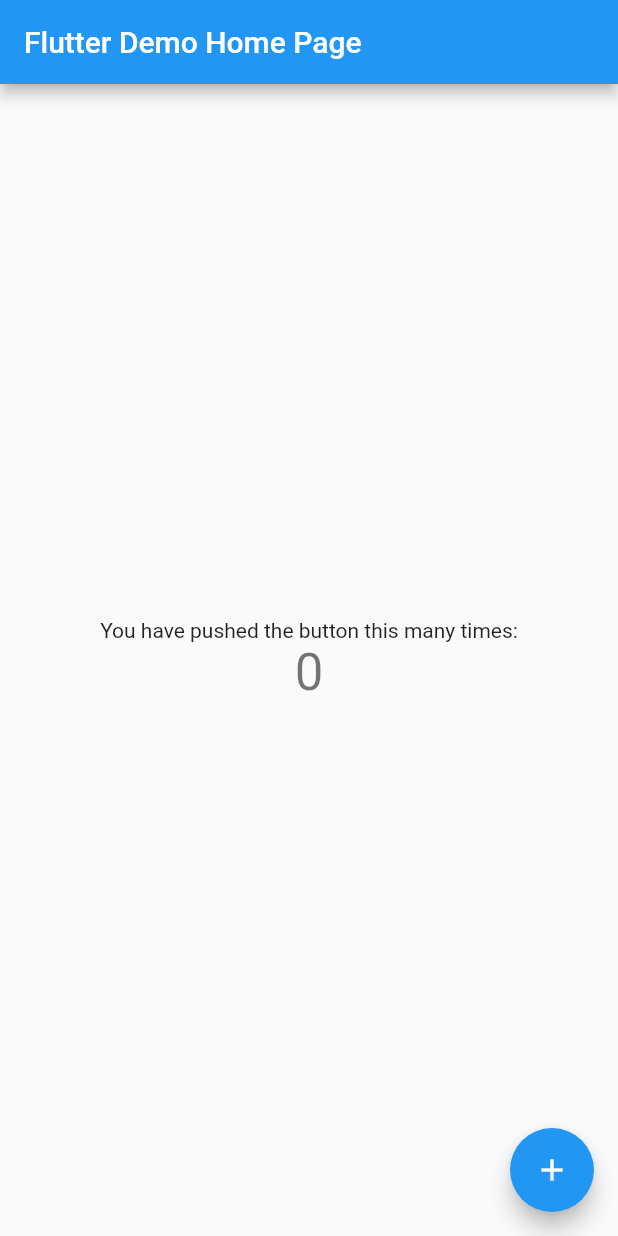
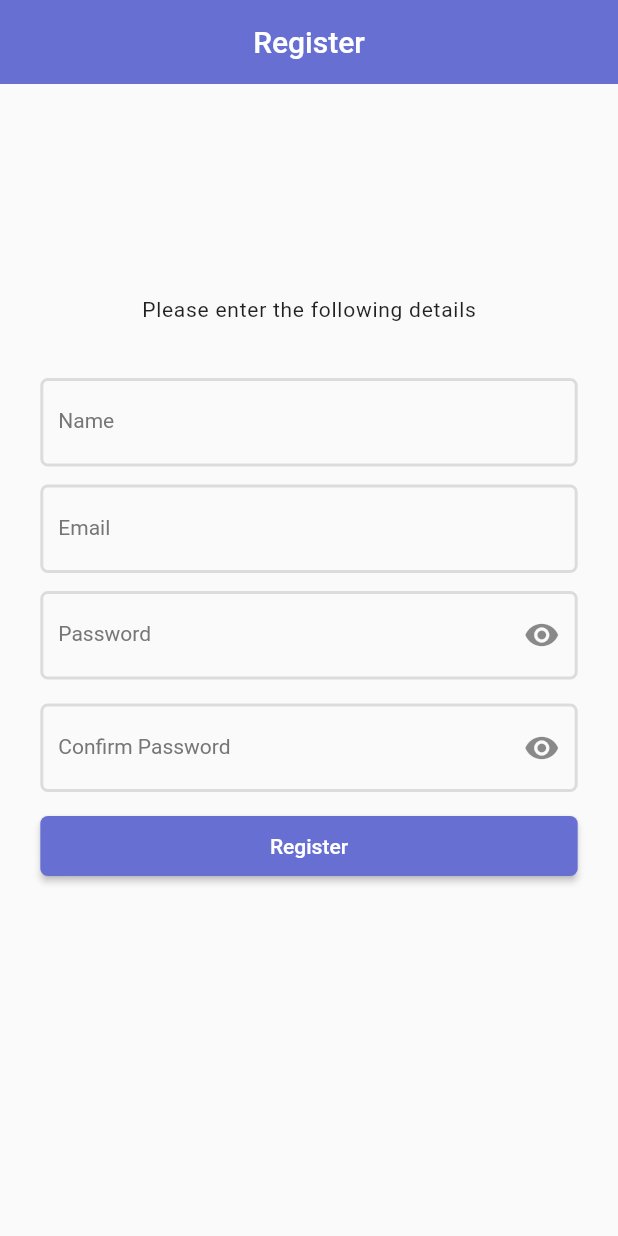
Before and after one commit to ikjot-2605/Alarming-System-Mobile-App, a Flutter app: the screen it shows after launch, on a phone screen of 412 x 824 dp. Run offline on Flutter 3.47's test engine with Material 2 defaults, Android fonts, the light colour scheme and no system bars; our stand-ins replace flushbar, shared_preferences.

Commit message:
Basic Local Storage Login/Register functionality added

```diff
--- a/alarming_system_mobile_app/lib/main.dart
+++ b/alarming_system_mobile_app/lib/main.dart
@@ -1,4 +1,7 @@
+import 'package:alarming_system_mobile_app/pages/login_page.dart';
+import 'package:alarming_system_mobile_app/pages/register_page.dart';
 import 'package:flutter/material.dart';
+import 'package:shared_preferences/shared_preferences.dart';
 
 void main() {
   runApp(MyApp());
@@ -9,6 +12,7 @@
   @override
   Widget build(BuildContext context) {
     return MaterialApp(
+      debugShowCheckedModeBanner: false,
       title: 'Flutter Demo',
       theme: ThemeData(
         // This is the theme of your application.
@@ -26,92 +30,45 @@
         // closer together (more dense) than on mobile platforms.
         visualDensity: VisualDensity.adaptivePlatformDensity,
       ),
-      home: MyHomePage(title: 'Flutter Demo Home Page'),
+      home: MyHomePage(),
     );
   }
 }
 
 class MyHomePage extends StatefulWidget {
-  MyHomePage({Key key, this.title}) : super(key: key);
-
-  // This widget is the home page of your application. It is stateful, meaning
-  // that it has a State object (defined below) that contains fields that affect
-  // how it looks.
-
-  // This class is the configuration for the state. It holds the values (in this
-  // case the title) provided by the parent (in this case the App widget) and
-  // used by the build method of the State. Fields in a Widget subclass are
-  // always marked "final".
-
-  final String title;
-
   @override
   _MyHomePageState createState() => _MyHomePageState();
 }
 
 class _MyHomePageState extends State<MyHomePage> {
-  int _counter = 0;
-
-  void _incrementCounter() {
-    setState(() {
-      // This call to setState tells the Flutter framework that something has
-      // changed in this State, which causes it to rerun the build method below
-      // so that the display can reflect the updated values. If we changed
-      // _counter without calling setState(), then the build method would not be
-      // called again, and so nothing would appear to happen.
-      _counter++;
-    });
+  Future<String> fetchDetailsAdmin() async {
+    SharedPreferences prefs = await SharedPreferences.getInstance();
+    String name = prefs.getString('user_name');
+    return name;
   }
-
   @override
   Widget build(BuildContext context) {
-    // This method is rerun every time setState is called, for instance as done
-    // by the _incrementCounter method above.
-    //
-    // The Flutter framework has been optimized to make rerunning build methods
-    // fast, so that you can just rebuild anything that needs updating rather
-    // than having to individually change instances of widgets.
-    return Scaffold(
-      appBar: AppBar(
-        // Here we take the value from the MyHomePage object that was created by
-        // the App.build method, and use it to set our appbar title.
-        title: Text(widget.title),
-      ),
-      body: Center(
-        // Center is a layout widget. It takes a single child and positions it
-        // in the middle of the parent.
-        child: Column(
-          // Column is also a layout widget. It takes a list of children and
-          // arranges them vertically. By default, it sizes itself to fit its
-          // children horizontally, and tries to be as tall as its parent.
-          //
-          // Invoke "debug painting" (press "p" in the console, choose the
-          // "Toggle Debug Paint" action from the Flutter Inspector in Android
-          // Studio, or the "Toggle Debug Paint" command in Visual Studio Code)
-          // to see the wireframe for each widget.
-          //
-          // Column has various properties to control how it sizes itself and
-          // how it positions its children. Here we use mainAxisAlignment to
-          // center the children vertically; the main axis here is the vertical
-          // axis because Columns are vertical (the cross axis would be
-          // horizontal).
-          mainAxisAlignment: MainAxisAlignment.center,
-          children: <Widget>[
-            Text(
-              'You have pushed the button this many times:',
-            ),
-            Text(
-              '$_counter',
-              style: Theme.of(context).textTheme.headline4,
-            ),
-          ],
-        ),
-      ),
-      floatingActionButton: FloatingActionButton(
-        onPressed: _incrementCounter,
-        tooltip: 'Increment',
-        child: Icon(Icons.add),
-      ), // This trailing comma makes auto-formatting nicer for build methods.
+    return FutureBuilder<String>(
+      future: fetchDetailsAdmin(),
+      builder: (BuildContext context, AsyncSnapshot<String> snapshot) {
+        print(snapshot);
+        if (snapshot.connectionState == ConnectionState.waiting) {
+          return Scaffold(body: Center(child: CircularProgressIndicator()));
+        } else if (snapshot.hasData) {
+          if (snapshot.data == null) {
+            return RegisterPage();
+          } else {
+            return LoginPage(snapshot.data);
+          }
+        } else if (snapshot.hasError) {
+          return RegisterPage();
+        } else if (snapshot.data == null) {
+          return RegisterPage();
+        }
+        else return Scaffold(
+            appBar: AppBar(title: Text('Error Screen'),),
+          );
+      },
     );
   }
 }
--- /dev/null
+++ b/alarming_system_mobile_app/lib/pages/register_page.dart
@@ -0,0 +1,323 @@
+import 'package:alarming_system_mobile_app/pages/home_page.dart';
+import 'package:flushbar/flushbar.dart';
+import 'package:flutter/material.dart';
+import 'package:shared_preferences/shared_preferences.dart';
+
+import 'login_page.dart';
+
+class RegisterPage extends StatefulWidget {
+  @override
+  _RegisterPageState createState() => _RegisterPageState();
+}
+
+class _RegisterPageState extends State<RegisterPage> {
+  final _nameController = TextEditingController();
+  final _passwordController = TextEditingController();
+  final _emailController = TextEditingController();
+  final _confirmPasswordController = TextEditingController();
+  final _formKey = GlobalKey<FormState>();
+  bool _autovalidate = false;
+  bool obscure = true;
+  @override
+  Widget build(BuildContext context) {
+    return Scaffold(
+      appBar: AppBar(
+        title: Text('Register'),
+        elevation: 0,
+        backgroundColor: Theme.of(context).brightness!=Brightness.dark?Color(0xFF6770D2):Colors.grey[900],
+        centerTitle: true,
+      ),
+      body: Form(
+        // ignore: deprecated_member_use
+        autovalidate: _autovalidate,
+        key: _formKey,
+        child: SingleChildScrollView(
+          child: Column(
+            mainAxisAlignment: MainAxisAlignment.center,
+            children: <Widget>[
+              Center(
+                  child: Text(
+                    'Please enter the following details',
+                    style: TextStyle(height: 14, letterSpacing: 0.5),
+                  ),
+              ),
+              Container(
+                width: MediaQuery.of(context).size.width / 1.15,
+                child: TextFormField(
+                  controller: _nameController,
+                  validator: (value) {
+                    if (value.isEmpty) {
+                      _autovalidate = true;
+                      return 'This field cannot be empty';
+                    }
+                    return null;
+                  },
+                  decoration: InputDecoration(
+                    focusedErrorBorder: OutlineInputBorder(
+                      borderRadius: BorderRadius.circular(5.0),
+                      borderSide: BorderSide(color: Colors.red),
+                    ),
+                    errorBorder: OutlineInputBorder(
+                      borderRadius: BorderRadius.circular(5.0),
+                      borderSide: BorderSide(
+                        color: Colors.red,
+                      ),
+                    ),
+                    focusedBorder: OutlineInputBorder(
+                      borderRadius: BorderRadius.circular(5.0),
+                      borderSide: BorderSide(
+                        color: Color(0xFF6770D2),
+                      ),
+                    ),
+                    enabledBorder: OutlineInputBorder(
+                      borderRadius: BorderRadius.circular(5.0),
+                      borderSide: BorderSide(
+                        color: Theme.of(context).brightness == Brightness.dark
+                            ? Colors.grey[500]
+                            : Color(0xffDCDCDC),
+                        width: 2,
+                      ),
+                    ),
+                    labelText: 'Name',
+                    labelStyle: TextStyle(
+                        color: Theme.of(context).brightness == Brightness.dark
+                            ? Colors.white
+                            : Color(0xFF767676),
+                        fontSize: 14),
+                  ),
+                  autocorrect: false,
+                ),
+              ),
+              const SizedBox(height: 12),
+              Container(
+                width: MediaQuery.of(context).size.width / 1.15,
+                child: TextFormField(
+                  controller: _emailController,
+                  validator: (value) {
+                    if (value.isEmpty) {
+                      _autovalidate = true;
+                      return 'This field cannot be empty';
+                    }
+                    return null;
+                  },
+                  decoration: InputDecoration(
+                    focusedErrorBorder: OutlineInputBorder(
+                      borderRadius: BorderRadius.circular(5.0),
+                      borderSide: BorderSide(color: Colors.red),
+                    ),
+                    errorBorder: OutlineInputBorder(
+                      borderRadius: BorderRadius.circular(5.0),
+                      borderSide: BorderSide(
+                        color: Colors.red,
+                      ),
+                    ),
+                    focusedBorder: OutlineInputBorder(
+                      borderRadius: BorderRadius.circular(5.0),
+                      borderSide: BorderSide(
+                        color: Color(0xFF6770D2),
+                      ),
+                    ),
+                    enabledBorder: OutlineInputBorder(
+                      borderRadius: BorderRadius.circular(5.0),
+                      borderSide: BorderSide(
+                        color: Theme.of(context).brightness == Brightness.dark
+                            ? Colors.grey[500]
+                            : Color(0xffDCDCDC),
+                        width: 2,
+                      ),
+                    ),
+                    labelText: 'Email',
+                    labelStyle: TextStyle(
+                        color: Theme.of(context).brightness == Brightness.dark
+                            ? Colors.white
+                            : Color(0xFF767676),
+                        fontSize: 14),
+                  ),
+                  autocorrect: false,
+                ),
+              ),
+              const SizedBox(height: 12),
+              Container(
+                width: MediaQuery.of(context).size.width / 1.15,
+                child: TextFormField(
+                  controller: _passwordController,
+                  obscureText: obscure,
+                  validator: (value) {
+                    _autovalidate = true;
+                    if (value.isEmpty) {
+                      return 'This field cannot be empty';
+                    }
+                    return null;
+                  },
+                  // controller: passwordController,
+                  decoration: InputDecoration(
+                    focusedErrorBorder: OutlineInputBorder(
+                      borderRadius: BorderRadius.circular(5.0),
+                      borderSide: BorderSide(color: Colors.red),
+                    ),
+                    errorBorder: OutlineInputBorder(
+                      borderRadius: BorderRadius.circular(5.0),
+                      borderSide: BorderSide(
+                        color: Colors.red,
+                      ),
+                    ),
+                    focusedBorder: OutlineInputBorder(
+                      borderRadius: BorderRadius.circular(5.0),
+                      borderSide: BorderSide(
+                        color: Color(0xFF6770D2),
+                      ),
+                    ),
+                    enabledBorder: OutlineInputBorder(
+                      borderRadius: BorderRadius.circular(5.0),
+                      borderSide: BorderSide(
+                        color: Theme.of(context).brightness == Brightness.dark
+                            ? Colors.grey[500]
+                            : Color(0xffDCDCDC),
+                        width: 2,
+                      ),
+                    ),
+                    labelStyle: TextStyle(
+                        color: Theme.of(context).brightness == Brightness.dark
+                            ? Colors.white
+                            : Color(0xFF767676),
+                        fontSize: 14),
+                    labelText: 'Password',
+                    suffixIcon: IconButton(
+                      icon: Icon(Icons.visibility),
+                      padding: EdgeInsets.all(0),
+                      onPressed: () {
+                        setState(() {
+                          obscure = !obscure;
+                        });
+                      },
+                    ),
+                  ),
+                  autocorrect: false,
+                ),
+              ),
+              const SizedBox(height: 16),
+              Container(
+                width: MediaQuery.of(context).size.width / 1.15,
+                child: TextFormField(
+                  controller: _confirmPasswordController,
+                  obscureText: obscure,
+                  validator: (value) {
+                    _autovalidate = true;
+                    if (value.isEmpty) {
+                      return 'This field cannot be empty';
+                    }
+                    return null;
+                  },
+                  // controller: passwordController,
+                  decoration: InputDecoration(
+                    focusedErrorBorder: OutlineInputBorder(
+                      borderRadius: BorderRadius.circular(5.0),
+                      borderSide: BorderSide(color: Colors.red),
+                    ),
+                    errorBorder: OutlineInputBorder(
+                      borderRadius: BorderRadius.circular(5.0),
+                      borderSide: BorderSide(
+                        color: Colors.red,
+                      ),
+                    ),
+                    focusedBorder: OutlineInputBorder(
+                      borderRadius: BorderRadius.circular(5.0),
+                      borderSide: BorderSide(
+                        color: Color(0xFF6770D2),
+                      ),
+                    ),
+                    enabledBorder: OutlineInputBorder(
+                      borderRadius: BorderRadius.circular(5.0),
+                      borderSide: BorderSide(
+                        color: Theme.of(context).brightness == Brightness.dark
+                            ? Colors.grey[500]
+                            : Color(0xffDCDCDC),
+                        width: 2,
+                      ),
+                    ),
+                    labelStyle: TextStyle(
+                        color: Theme.of(context).brightness == Brightness.dark
+                            ? Colors.white
+                            : Color(0xFF767676),
+                        fontSize: 14),
+                    labelText: 'Confirm Password',
+                    suffixIcon: IconButton(
+                      icon: Icon(Icons.visibility),
+                      padding: EdgeInsets.all(0),
+                      onPressed: () {
+                        setState(() {
+                          obscure = !obscure;
+                        });
+                      },
+                    ),
+                  ),
+                  autocorrect: false,
+                ),
+              ),
+              const SizedBox(height: 16),
+              Container(
+                height: 40,
+                width: MediaQuery.of(context).size.width / 1.15,
+                child: RaisedButton(
+                  shape: RoundedRectangleBorder(
+                      borderRadius: BorderRadius.all(Radius.circular(5.0))),
+                  textColor: Colors.white,
+                  child: Text("Register"),
+                  onPressed: () {
+                    if (_formKey.currentState.validate()) {
+                      _removeKeyboard(context);
+                      if (_passwordController.text ==
+                          _confirmPasswordController.text) {
+                        setDetailsUser(
+                            _nameController.text,
+                            _emailController.text,
+                            _passwordController.text);
+                      } else {
+                        Flushbar(
+                          title: "Password Issue",
+                          message:
+                          "Please Ensure Your Password and Confirmed Password are the same.",
+                          duration: Duration(seconds: 3),
+                        )..show(context);
+                      }
+                    }
+                  },
+                  color: Color(0xFF6770D2),
+                ),
+              ),
+            ],
+          ),
+        ),
+      ),
+    );
+  }
+  Widget horizontalLine(BuildContext context) => Padding(
+    padding: EdgeInsets.symmetric(horizontal: 8),
+    child: Container(
+      width: 4,
+      height: 1,
+      color: Theme.of(context).brightness == Brightness.dark
+          ? Colors.white
+          : Colors.black12.withOpacity(1),
+    ),
+  );
+  _removeKeyboard(BuildContext context) {
+    FocusScopeNode currentFocus = FocusScope.of(context);
+
+    if (!currentFocus.hasPrimaryFocus) {
+      currentFocus.unfocus();
+    }
+  }
+  void setDetailsUser(
+      String name, String email, String password) async {
+    SharedPreferences prefs = await SharedPreferences.getInstance();
+    await prefs.setString('user_name', name);
+    await prefs.setString('user_password', password);
+    await prefs.setString('user_email', email);
+    String nameFound = prefs.getString('user_name');
+    print(nameFound);
+    Navigator.push(
+        context, MaterialPageRoute(builder: (context) => HomePage()));
+  }
+
+}
--- a/alarming_system_mobile_app/pubspec.yaml
+++ b/alarming_system_mobile_app/pubspec.yaml
@@ -28,6 +28,11 @@
   # The following adds the Cupertino Icons font to your application.
   # Use with the CupertinoIcons class for iOS style icons.
   cupertino_icons: ^1.0.0
+  shared_preferences: ^0.5.12
+  flushbar: ^1.10.4
+  firebase_core: ^0.5.0
+  firebase_auth: ^0.18.0+1
+  google_sign_in: ^4.5.4
 
 dev_dependencies:
   flutter_test:
```
Also changed, not shown: alarming_system_mobile_app/lib/pages/home_page.dart (added, +16 -0 lines), alarming_system_mobile_app/lib/pages/login_page.dart (added, +191 -0 lines), alarming_system_mobile_app/pubspec.lock, 1 other file.
